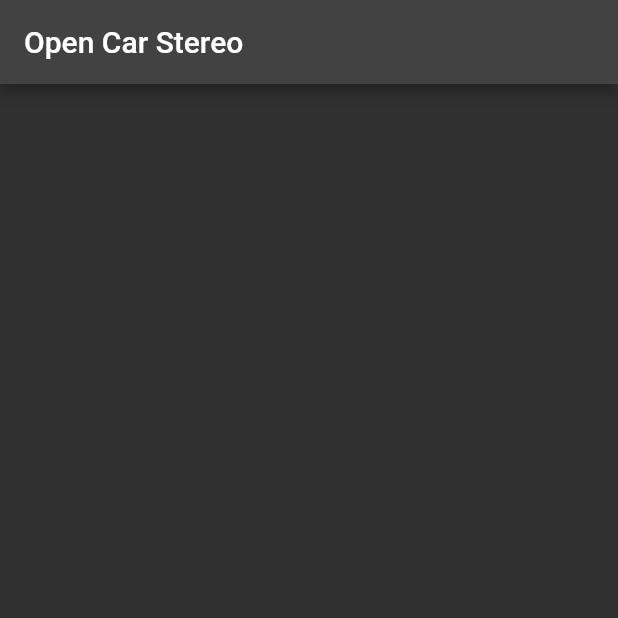
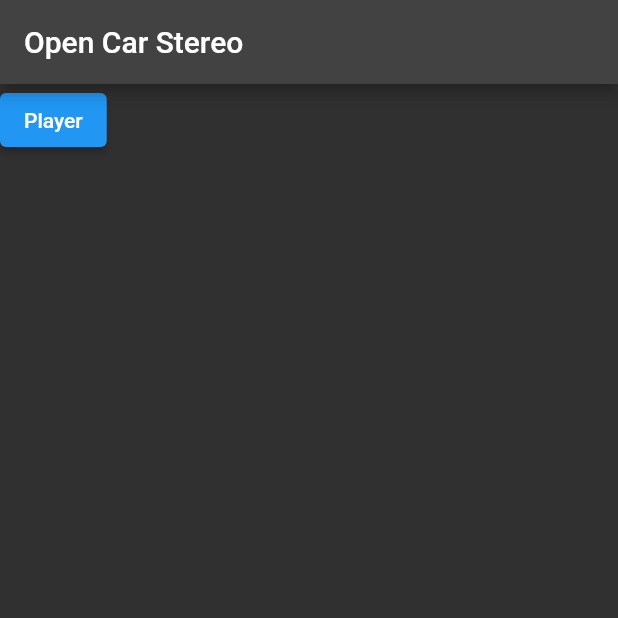
Before and after one commit to opencarstereo/mars, a Flutter app: the screen it shows after launch, on a phone screen of 412 x 824 dp, the top half of it. Run offline on Flutter 3.47's test engine with Material 2 defaults, Android fonts, the phone set to English and light mode, and no system bars.

Commit message:
Player page

```diff
--- a/lib/app.dart
+++ b/lib/app.dart
@@ -1,5 +1,6 @@
 import 'package:flutter/material.dart';
 import 'package:ui/pages/home.dart';
+import 'package:ui/pages/player.dart';
 
 class App extends StatelessWidget {
   const App({super.key});
@@ -11,6 +12,7 @@ class App extends StatelessWidget {
       theme: ThemeData.dark(useMaterial3: false),
       routes: {
         '/': (context) => const HomePage(),
+        '/player': (context) => const PlayerPage(),
       },
     );
   }
--- a/lib/pages/home.dart
+++ b/lib/pages/home.dart
@@ -9,6 +9,14 @@ class HomePage extends StatelessWidget {
       appBar: AppBar(
         title: const Text('Open Car Stereo'),
       ),
+      body: Column(
+        children: [
+          ElevatedButton(
+            onPressed: () => Navigator.pushNamed(context, '/player'),
+            child: const Text('Player'),
+          ),
+        ],
+      ),
     );
   }
 }
```
Also changed, not shown: lib/pages/player.dart (added, +37 -0 lines).
